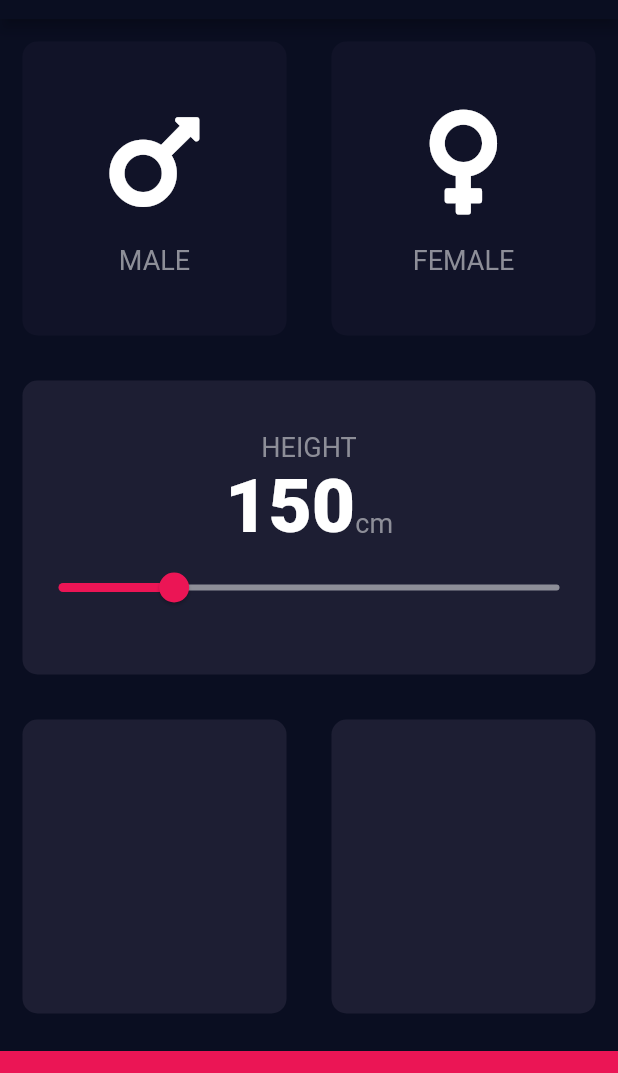
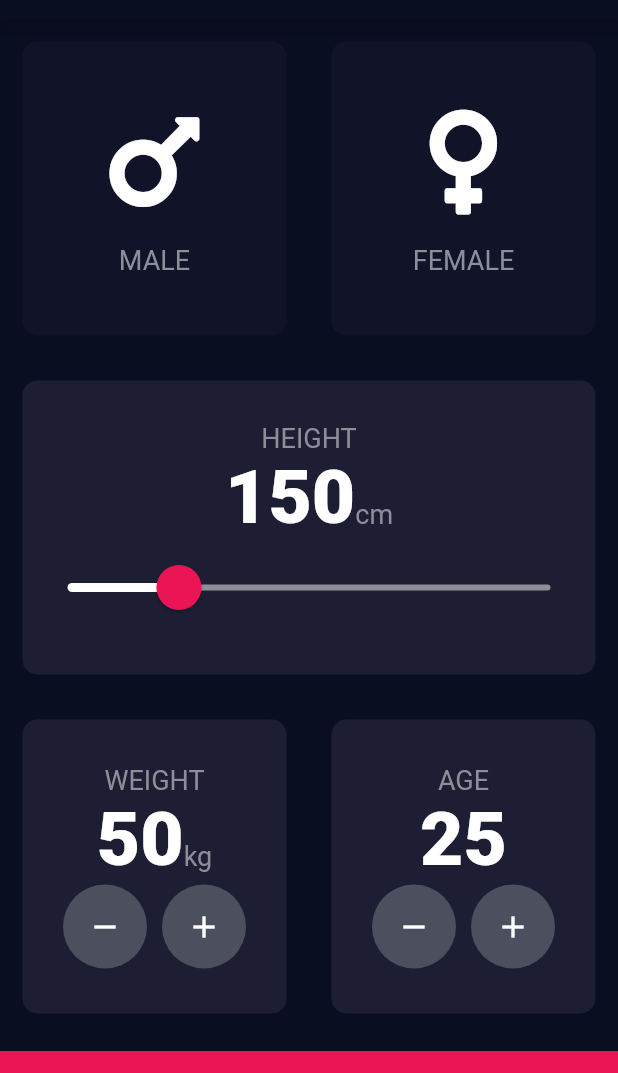
Before and after one commit to timohtey/BMICalculator-Flutter, a Flutter app: the screen it shows after launch, on a phone screen of 412 x 824 dp, the part 65-1138 px from its top. Run offline on Flutter 3.47's test engine with Material 2 defaults, Android fonts, the phone set to English and light mode, and no system bars; our stand-ins replace font_awesome_flutter.

Commit message:
feat(roundIconButton): add Weight and Age cards

```diff
--- a/lib/inputPage.dart
+++ b/lib/inputPage.dart
@@ -1,4 +1,5 @@
 import 'package:bmi_calculator/reusableCard.dart';
+import 'package:bmi_calculator/roundIconButton.dart';
 import 'package:flutter/cupertino.dart';
 import 'package:flutter/material.dart';
 import 'package:font_awesome_flutter/font_awesome_flutter.dart';
@@ -18,6 +19,8 @@ class InputPage extends StatefulWidget {
 class _InputPageState extends State<InputPage> {
   Gender selectedGender;
   int height = 150;
+  int weight = 50;
+  int age = 25;
 
   @override
   Widget build(BuildContext context) {
@@ -91,17 +94,27 @@ class _InputPageState extends State<InputPage> {
                       ),
                     ],
                   ),
-                  Slider(
+                  SliderTheme(
+                    data: SliderTheme.of(context).copyWith(
+                      activeTrackColor: Colors.white,
+                      inactiveTrackColor: Color(0xFF8D8E98),
+                      thumbColor: cBottomContainerColor,
+                      thumbShape:
+                          RoundSliderThumbShape(enabledThumbRadius: 15.0),
+                      overlayColor: Color(0x1fEB1555),
+                      overlayShape:
+                          RoundSliderOverlayShape(overlayRadius: 30.0),
+                    ),
+                    child: Slider(
                       min: 120.0,
                       max: 250.0,
                       value: height.toDouble(),
-                    activeColor: cBottomContainerColor,
-                    inactiveColor: Color(0xFF8D8E98),
                       onChanged: (double changedValue) {
                         setState(() {
                           height = changedValue.round();
                         });
                       },
+                    ),
                   )
                 ],
               ),
@@ -113,11 +126,96 @@ class _InputPageState extends State<InputPage> {
                 Expanded(
                   child: ReusableCard(
                     color: cActiveCardColor,
+                    cardChild: Column(
+                      mainAxisAlignment: MainAxisAlignment.center,
+                      children: <Widget>[
+                        Text(
+                          'WEIGHT',
+                          style: cLabelTextStyle,
+                        ),
+                        Row(
+                          mainAxisAlignment: MainAxisAlignment.center,
+                          crossAxisAlignment: CrossAxisAlignment.baseline,
+                          textBaseline: TextBaseline.alphabetic,
+                          children: <Widget>[
+                            Text(
+                              '$weight',
+                              style: cNumberTextStyle,
+                            ),
+                            Text(
+                              'kg',
+                              style: cLabelTextStyle,
+                            ),
+                          ],
+                        ),
+                        Row(
+                          mainAxisAlignment: MainAxisAlignment.center,
+                          children: <Widget>[
+                            RoundIconButton(
+                              iconData: Icons.remove,
+                              onPressed: () {
+                                setState(() {
+                                  weight--;
+                                });
+                              },
+                            ),
+                            SizedBox(
+                              width: 10.0,
+                            ),
+                            RoundIconButton(
+                              iconData: Icons.add,
+                              onPressed: () {
+                                setState(() {
+                                  weight++;
+                                });
+                              },
+                            ),
+                          ],
+                        )
+                      ],
+                    ),
                   ),
                 ),
                 Expanded(
                   child: ReusableCard(
                     color: cActiveCardColor,
+                    cardChild: Column(
+                      mainAxisAlignment: MainAxisAlignment.center,
+                      children: <Widget>[
+                        Text(
+                          'AGE',
+                          style: cLabelTextStyle,
+                        ),
+                        Text(
+                          '$age',
+                          style: cNumberTextStyle,
+                        ),
+                        Row(
+                          mainAxisAlignment: MainAxisAlignment.center,
+                          children: <Widget>[
+                            RoundIconButton(
+                              iconData: Icons.remove,
+                              onPressed: () {
+                                setState(() {
+                                  age--;
+                                });
+                              },
+                            ),
+                            SizedBox(
+                              width: 10.0,
+                            ),
+                            RoundIconButton(
+                              iconData: Icons.add,
+                              onPressed: () {
+                                setState(() {
+                                  age++;
+                                });
+                              },
+                            ),
+                          ],
+                        )
+                      ],
+                    ),
                   ),
                 ),
               ],
--- /dev/null
+++ b/lib/roundIconButton.dart
@@ -0,0 +1,24 @@
+import 'package:flutter/cupertino.dart';
+import 'package:flutter/material.dart';
+
+class RoundIconButton extends StatelessWidget {
+  final Function onPressed;
+  final IconData iconData;
+
+  RoundIconButton({this.onPressed, this.iconData});
+
+  @override
+  Widget build(BuildContext context) {
+    return RawMaterialButton(
+      shape: CircleBorder(),
+      fillColor: Color(0xFF4C4F5E),
+      elevation: 0.0,
+      constraints: BoxConstraints.tightFor(height: 56.0, width: 56.0),
+      child: Icon(
+        iconData,
+        color: Colors.white,
+      ),
+      onPressed: onPressed,
+    );
+  }
+}
```
Lines whose indentation alone changed are shown as unchanged.
